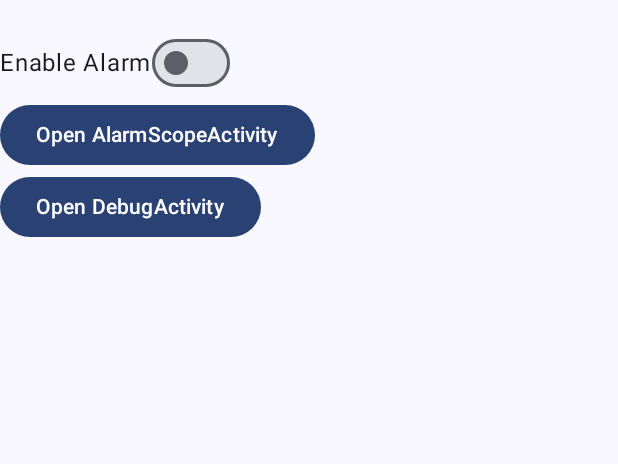
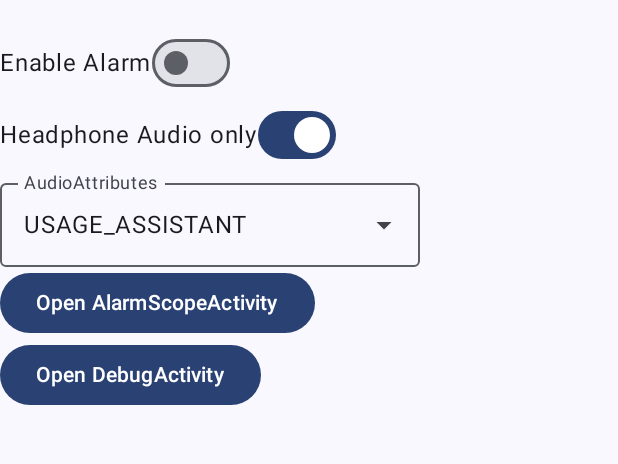
Before and after one commit to AceDroidX/Shark7-Android, an Android app built with Jetpack Compose: the screen it shows after launch (MainActivity), on a phone screen of 412 x 824 dp, the part 69-533 px from its top. Run offline under Robolectric (Android 15) with nearby library versions, the phone set to English and light mode, and no system bars; our stand-ins replace Dagger/Hilt's generated code, accompanist.

Commit message:
添加是否仅耳机提醒的选项

```diff
--- a/app/src/main/java/io/github/acedroidx/shark7/MyFirebaseMessagingService.kt
+++ b/app/src/main/java/io/github/acedroidx/shark7/MyFirebaseMessagingService.kt
@@ -44,8 +44,12 @@ class MyFirebaseMessagingService : FirebaseMessagingService() {
             runBlocking {
                 if (settingsRepository.getEnableAlarm().first()) {
                     if (settingsRepository.getAlarmScope().first().contains(event.scope)) {
+                        val audioAttr = settingsRepository.getAudioAttributes()
+                        val headphoneOnly = settingsRepository.getHeadphoneOnly()
                         val intentService = Intent(baseContext, AlarmService::class.java)
                         intentService.putExtra("Shark7Event", event)
+                        intentService.putExtra("AudioAttributes", audioAttr.first().value)
+                        intentService.putExtra("HeadphoneOnly", headphoneOnly.first())
                         baseContext.startService(intentService)
                     }
                 }
--- a/app/src/main/java/io/github/acedroidx/shark7/SettingsRepository.kt
+++ b/app/src/main/java/io/github/acedroidx/shark7/SettingsRepository.kt
@@ -5,10 +5,11 @@ import androidx.datastore.core.DataStore
 import androidx.datastore.preferences.core.Preferences
 import androidx.datastore.preferences.core.booleanPreferencesKey
 import androidx.datastore.preferences.core.edit
-import androidx.datastore.preferences.core.mutablePreferencesOf
+import androidx.datastore.preferences.core.stringPreferencesKey
 import androidx.datastore.preferences.core.stringSetPreferencesKey
 import androidx.datastore.preferences.preferencesDataStore
 import dagger.hilt.android.qualifiers.ApplicationContext
+import kotlinx.coroutines.flow.Flow
 import kotlinx.coroutines.flow.map
 import javax.inject.Inject
 import javax.inject.Singleton
@@ -33,4 +34,22 @@ class SettingsRepository @Inject constructor(@ApplicationContext val context: Co
         preferences[stringSetPreferencesKey("alarm_scope")] = value
     }
 
+    fun getAudioAttributes(): Flow<MyAudioAttributes> = context.dataStore.data.map { preferences ->
+        preferences[stringPreferencesKey("audio_attributes")]?.let { MyAudioAttributes.valueOf(it) }
+            ?: MyAudioAttributes.USAGE_ASSISTANT
+    }
+
+    suspend fun setAudioAttributes(value: MyAudioAttributes) =
+        context.dataStore.edit { preferences ->
+            preferences[stringPreferencesKey("audio_attributes")] = value.name
+        }
+
+    fun getHeadphoneOnly(): Flow<Boolean> = context.dataStore.data.map { preferences ->
+        preferences[booleanPreferencesKey("headphone_only")] ?: true
+    }
+
+    suspend fun setHeadphoneOnly(value: Boolean) =
+        context.dataStore.edit { preferences ->
+            preferences[booleanPreferencesKey("headphone_only")] = value
+        }
 }
--- a/app/src/main/java/io/github/acedroidx/shark7/ui/MainActivity.kt
+++ b/app/src/main/java/io/github/acedroidx/shark7/ui/MainActivity.kt
@@ -28,7 +28,9 @@ import androidx.compose.runtime.getValue
 import androidx.compose.ui.Alignment
 import androidx.compose.ui.Modifier
 import dagger.hilt.android.AndroidEntryPoint
+import io.github.acedroidx.shark7.MyAudioAttributes
 import io.github.acedroidx.shark7.ui.compose.SubscribeTopic
+import io.github.acedroidx.shark7.ui.compose.audioAttrCompose
 import io.github.acedroidx.shark7.ui.theme.Shark7Theme
 
 @AndroidEntryPoint
@@ -48,8 +50,7 @@ class MainActivity : ComponentActivity() {
                         modifier = Modifier
                             .padding(contentPadding)
                             .verticalScroll(rememberScrollState())
-                            .scrollable(
-                                orientation = Orientation.Vertical,
+                            .scrollable(orientation = Orientation.Vertical,
                                 state = rememberScrollableState { delta -> 0f })
                     ) {
                         MainContent()
@@ -62,16 +63,23 @@ class MainActivity : ComponentActivity() {
     @Composable
     fun MainContent() {
         val enableAlarm by viewModel.enableAlarm.collectAsState(initial = false)
+        val headphoneOnly by viewModel.headphoneOnly.collectAsState(initial = true)
+        val audioAttr by viewModel.audioAttributes.collectAsState(initial = MyAudioAttributes.USAGE_ASSISTANT)
         Column {
             Row(verticalAlignment = Alignment.CenterVertically) {
                 Text(
-                    "Enable Alarm",
-                    color = MaterialTheme.colorScheme.onBackground
+                    "Enable Alarm", color = MaterialTheme.colorScheme.onBackground
                 )
-                Switch(
-                    checked = enableAlarm,
-                    onCheckedChange = { viewModel.setEnableAlarm(it) })
+                Switch(checked = enableAlarm, onCheckedChange = { viewModel.setEnableAlarm(it) })
             }
+            Row(verticalAlignment = Alignment.CenterVertically) {
+                Text(
+                    "Headphone Audio only", color = MaterialTheme.colorScheme.onBackground
+                )
+                Switch(checked = headphoneOnly,
+                    onCheckedChange = { viewModel.setHeadphoneOnly(it) })
+            }
+            audioAttrCompose(audioAttr) { viewModel.setAudioAttributes(it) }
             Button(onClick = { viewModel.openAlarmScopeActivity(this@MainActivity) }) {
                 Text(text = "Open AlarmScopeActivity")
             }
--- /dev/null
+++ b/app/src/main/java/io/github/acedroidx/shark7/ui/compose/AudioAttrCompose.kt
@@ -0,0 +1,57 @@
+package io.github.acedroidx.shark7.ui.compose
+
+import androidx.compose.material3.DropdownMenuItem
+import androidx.compose.material3.ExperimentalMaterial3Api
+import androidx.compose.material3.ExposedDropdownMenuBox
+import androidx.compose.material3.ExposedDropdownMenuDefaults
+import androidx.compose.material3.OutlinedTextField
+import androidx.compose.material3.Text
+import androidx.compose.runtime.Composable
+import androidx.compose.runtime.getValue
+import androidx.compose.runtime.mutableStateOf
+import androidx.compose.runtime.remember
+import androidx.compose.runtime.setValue
+import androidx.compose.ui.Modifier
+import io.github.acedroidx.shark7.MyAudioAttributes
+
+@OptIn(ExperimentalMaterial3Api::class)
+@Composable
+fun audioAttrCompose(
+    audioAttr: MyAudioAttributes,
+    onSelected: (MyAudioAttributes) -> Unit
+) {
+    var expanded by remember { mutableStateOf(false) }
+    ExposedDropdownMenuBox(
+        expanded = expanded,
+        onExpandedChange = { expanded = !expanded },
+    ) {
+        OutlinedTextField(
+            modifier = Modifier.menuAnchor(),
+            readOnly = true,
+            value = audioAttr.name,
+            onValueChange = {},
+            label = { Text("AudioAttributes") },
+            trailingIcon = {
+                ExposedDropdownMenuDefaults.TrailingIcon(
+                    expanded = expanded
+                )
+            },
+            // colors = ExposedDropdownMenuDefaults.textFieldColors(),
+        )
+        ExposedDropdownMenu(
+            expanded = expanded,
+            onDismissRequest = { expanded = false },
+        ) {
+            MyAudioAttributes.values().forEach { selectionOption ->
+                DropdownMenuItem(
+                    text = { Text(selectionOption.name) },
+                    onClick = {
+                        onSelected(selectionOption)
+                        expanded = false
+                    },
+                    contentPadding = ExposedDropdownMenuDefaults.ItemContentPadding,
+                )
+            }
+        }
+    }
+}
```
Also changed, not shown: app/src/main/java/io/github/acedroidx/shark7/AlarmService.kt (+17 -20 lines), app/src/main/java/io/github/acedroidx/shark7/ui/MainViewModel.kt (+17 -0 lines), app/src/main/java/io/github/acedroidx/shark7/ui/compose/ServiceTest.kt (+0 -48 lines).
